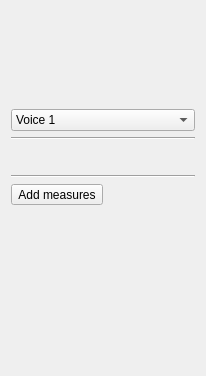
KDE/calligra, file shapes/musicshape/dialogs/SimpleEntryWidget.ui: the form before one commit.
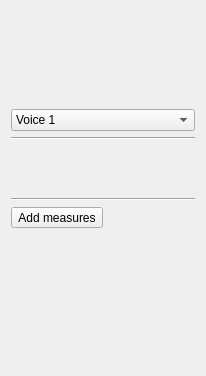
The form after the commit.

```diff
--- a/shapes/musicshape/dialogs/SimpleEntryWidget.ui
+++ b/shapes/musicshape/dialogs/SimpleEntryWidget.ui
@@ -215,10 +215,7 @@
     <layout class="QHBoxLayout" >
      <item>
       <widget class="QFrame" name="frame" >
-       <layout class="QHBoxLayout" >
-        <property name="spacing" >
-         <number>0</number>
-        </property>
+       <layout class="QGridLayout" >
         <property name="leftMargin" >
          <number>0</number>
         </property>
@@ -231,7 +228,13 @@
         <property name="bottomMargin" >
          <number>0</number>
         </property>
-        <item>
+        <property name="horizontalSpacing" >
+         <number>0</number>
+        </property>
+        <property name="verticalSpacing" >
+         <number>0</number>
+        </property>
+        <item row="0" column="0" >
          <widget class="QToolButton" name="doubleFlatButton" >
           <property name="text" >
            <string/>
@@ -241,7 +244,7 @@
           </property>
          </widget>
         </item>
-        <item>
+        <item row="0" column="1" >
          <widget class="QToolButton" name="flatButton" >
           <property name="text" >
            <string/>
@@ -251,7 +254,7 @@
           </property>
          </widget>
         </item>
-        <item>
+        <item row="0" column="2" >
          <widget class="QToolButton" name="naturalButton" >
           <property name="text" >
            <string/>
@@ -261,7 +264,7 @@
           </property>
          </widget>
         </item>
-        <item>
+        <item row="0" column="3" >
          <widget class="QToolButton" name="sharpButton" >
           <property name="text" >
            <string/>
@@ -271,7 +274,7 @@
           </property>
          </widget>
         </item>
-        <item>
+        <item row="0" column="4" >
          <widget class="QToolButton" name="doubleSharpButton" >
           <property name="text" >
            <string/>
@@ -281,6 +284,26 @@
           </property>
          </widget>
         </item>
+        <item row="1" column="0" >
+         <widget class="QToolButton" name="dotButton" >
+          <property name="text" >
+           <string/>
+          </property>
+          <property name="autoRaise" >
+           <bool>true</bool>
+          </property>
+         </widget>
+        </item>
+        <item row="1" column="1" colspan="2" >
+         <widget class="QToolButton" name="eraserButton" >
+          <property name="text" >
+           <string/>
+          </property>
+          <property name="autoRaise" >
+           <bool>true</bool>
+          </property>
+         </widget>
+        </item>
        </layout>
       </widget>
      </item>
```
